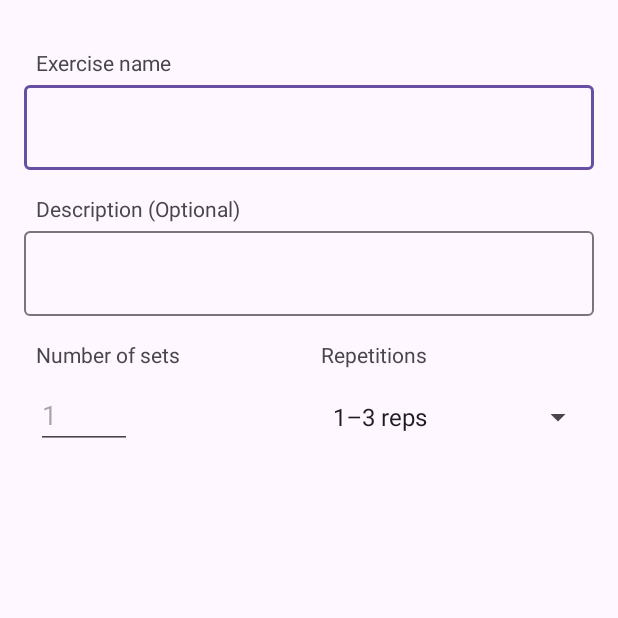
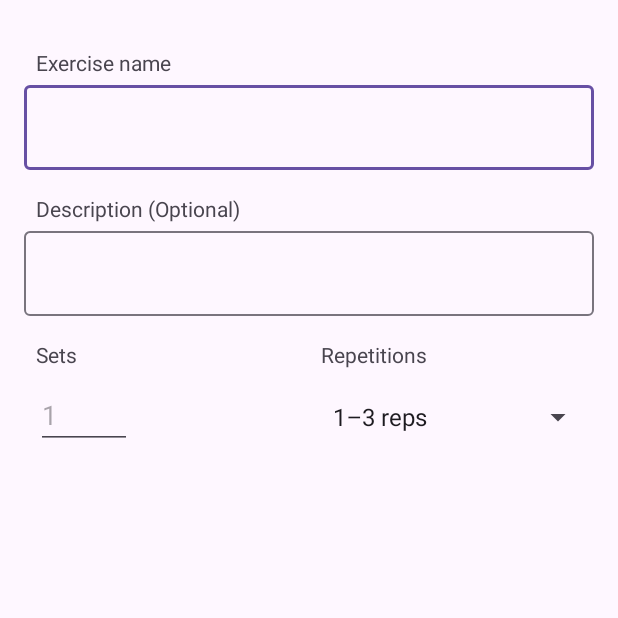
Before and after one commit to GabrielPortari/WorkoutPlannerApp, an Android app: the ExerciseFormActivity screen opened directly, with no data from a screen before it, on a phone screen of 412 x 824 dp, the top half of it. Run offline under Robolectric (Android 15) with nearby library versions, the phone set to English and light mode, and no system bars.

Commit message:
Finalização do projeto.

```diff
--- a/app/src/main/java/com/gabrielportari/workoutplannerapp/view/activity/ExerciseFormActivity.kt
+++ b/app/src/main/java/com/gabrielportari/workoutplannerapp/view/activity/ExerciseFormActivity.kt
@@ -1,5 +1,6 @@
 package com.gabrielportari.workoutplannerapp.view.activity
 
+import android.icu.lang.UCharacter.toLowerCase
 import android.os.Bundle
 import android.view.View
 import android.widget.AdapterView
@@ -102,7 +103,7 @@ class ExerciseFormActivity : AppCompatActivity() {
                 }
 
                 val sets = binding.editSetsCount.text.toString()
-                val exerciseCount = "$sets sets, $repCountSelected"
+                val exerciseCount = "$sets " + toLowerCase(getString(R.string.sets)) + ", $repCountSelected"
 
                 val exercise = Exercise(
                     exerciseId,
--- a/app/src/main/res/values/strings.xml
+++ b/app/src/main/res/values/strings.xml
@@ -36,7 +36,7 @@
     <string name="description">Description</string>
     <string name="description_opt">Description (Optional)</string>
     <string name="reps">Repetitions</string>
-    <string name="sets">Number of sets</string>
+    <string name="sets">Sets</string>
     <string name="setsNumDefault" translatable="false">1</string>
 
     <!-- home fragment -->
```
Also changed, not shown: 1 other file.
